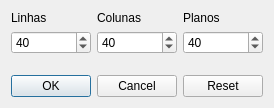
Before: the Qt Designer form source/dialog.ui in raphaelramosds/sculptor, drawn with Qt 5.
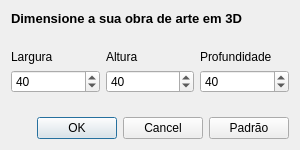
After: the same form once the commit is applied.

Commit message: feat: improving introduction dialog

The edit to the form file:
```diff
--- a/source/dialog.ui
+++ b/source/dialog.ui
@@ -6,14 +6,14 @@
    <rect>
     <x>0</x>
     <y>0</y>
-    <width>259</width>
-    <height>108</height>
+    <width>300</width>
+    <height>150</height>
    </rect>
   </property>
   <property name="maximumSize">
    <size>
-    <width>259</width>
-    <height>120</height>
+    <width>300</width>
+    <height>150</height>
    </size>
   </property>
   <property name="windowTitle">
@@ -25,11 +25,33 @@
   <property name="modal">
    <bool>false</bool>
   </property>
-  <layout class="QVBoxLayout" name="verticalLayout_5">
-   <item>
     <layout class="QVBoxLayout" name="verticalLayout_4">
      <item>
-      <layout class="QHBoxLayout" name="horizontalLayout_3">
+    <widget class="QLabel" name="label_4">
+     <property name="font">
+      <font>
+       <pointsize>10</pointsize>
+       <bold>true</bold>
+      </font>
+     </property>
+     <property name="text">
+      <string>Dimensione a sua obra de arte em 3D</string>
+     </property>
+    </widget>
+   </item>
+   <item>
+    <spacer name="verticalSpacer">
+     <property name="orientation">
+      <enum>Qt::Vertical</enum>
+     </property>
+     <property name="sizeHint" stdset="0">
+      <size>
+       <width>20</width>
+       <height>15</height>
+      </size>
+     </property>
+    </spacer>
+   </item>
        <item>
         <layout class="QHBoxLayout" name="horizontalLayout">
          <item>
@@ -37,7 +59,7 @@
            <item>
             <widget class="QLabel" name="label">
              <property name="text">
-              <string>Linhas</string>
+          <string>Largura</string>
              </property>
             </widget>
            </item>
@@ -67,7 +89,7 @@
            <item>
             <widget class="QLabel" name="label_2">
              <property name="text">
-              <string>Colunas</string>
+          <string>Altura</string>
              </property>
             </widget>
            </item>
@@ -97,7 +119,7 @@
            <item>
             <widget class="QLabel" name="label_3">
              <property name="text">
-              <string>Planos</string>
+          <string>Profundidade</string>
              </property>
             </widget>
            </item>
@@ -121,17 +143,15 @@
          </item>
         </layout>
        </item>
-      </layout>
-     </item>
      <item>
-      <spacer name="verticalSpacer">
+    <spacer name="verticalSpacer_2">
        <property name="orientation">
         <enum>Qt::Vertical</enum>
        </property>
        <property name="sizeHint" stdset="0">
         <size>
          <width>20</width>
-         <height>40</height>
+       <height>4</height>
         </size>
        </property>
       </spacer>
@@ -160,7 +180,7 @@
           <enum>Qt::RightToLeft</enum>
          </property>
          <property name="text">
-          <string>Reset</string>
+        <string>Padrão</string>
          </property>
          <property name="iconSize">
           <size>
@@ -169,8 +189,6 @@
           </size>
          </property>
         </widget>
-       </item>
-      </layout>
      </item>
     </layout>
    </item>
```
Lines whose indentation alone changed are shown as unchanged. The commit also changes 3 other files.
